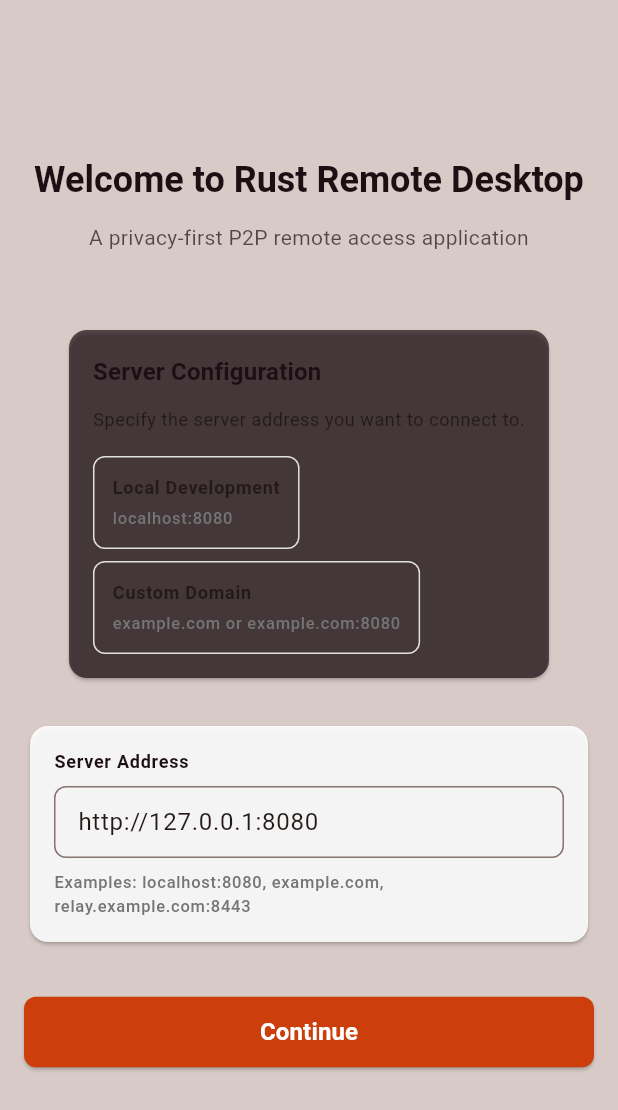
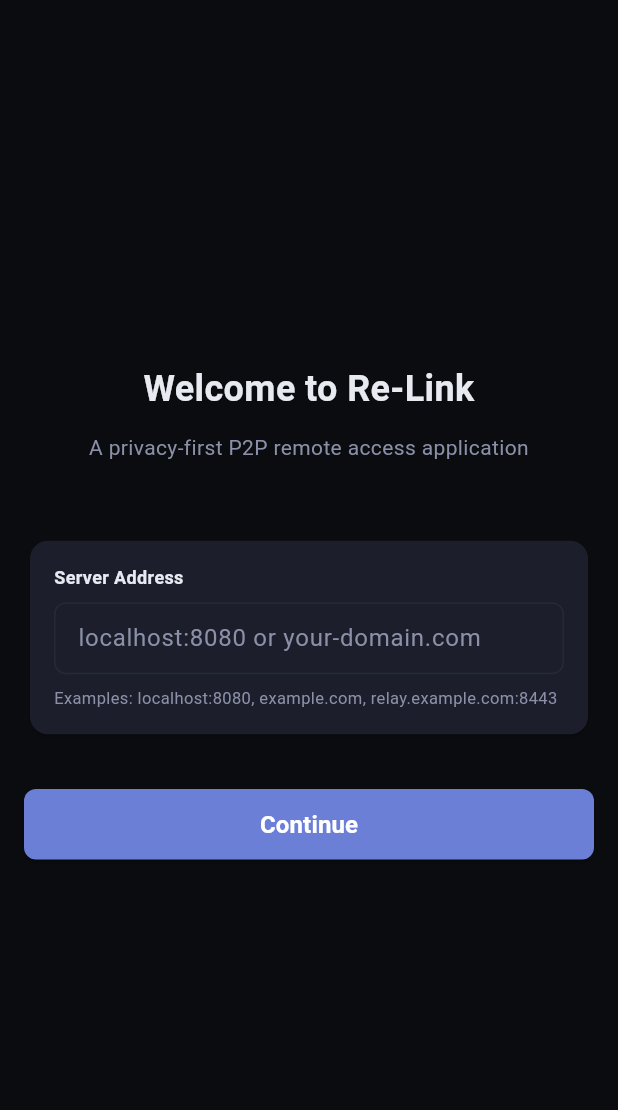
Before and after one commit to dsk1ra/re-link, a Flutter app: the screen it shows after launch, on a phone screen of 412 x 824 dp. Shown: the top 1110 px of the screen. Run offline on Flutter 3.47's test engine with Material 3 defaults, Android fonts, the phone set to English and light mode, and no system bars; our stand-ins replace share_plus, shared_preferences; missing offline and left inert: dart:ffi, desktop_drop, file_selector, flutter_rust_bridge, flutter_webrtc.

Commit message:
feat(ui): enhance welcome screen and domain configuration

```diff
--- a/client/flutter/lib/main.dart
+++ b/client/flutter/lib/main.dart
@@ -1,13 +1,22 @@
+import 'dart:io';
 import 'package:flutter/material.dart';
 import 'package:logging/logging.dart';
 import 'package:shared_preferences/shared_preferences.dart';
 import 'package:application/src/presentation/pages/welcome_screen.dart';
 import 'package:application/src/presentation/pages/connection_pairing_page.dart';
+import 'package:application/src/presentation/ui/ui_config.dart';
 import 'package:application/src/features/pairing/data/http/http_signaling_backend.dart';
 import 'package:application/src/features/settings/data/local_settings.dart';
 import 'package:application/src/rust/frb_generated.dart';
 
 Future<void> main() async {
+  // Reset preferences if RESET_APP_PREFS environment variable is set
+  final shouldResetPrefs = Platform.environment.containsKey('RESET_APP_PREFS');
+  if (shouldResetPrefs) {
+    final prefs = await SharedPreferences.getInstance();
+    await prefs.clear();
+    debugPrint('Preferences cleared. Welcome screen will show on next launch.');
+  }
   Logger.root.level = Level.INFO;
   Logger.root.onRecord.listen((record) {
     debugPrint(
@@ -49,27 +58,8 @@ class _MyAppState extends State<MyApp> {
   @override
   Widget build(BuildContext context) {
     return MaterialApp(
-      title: 'Rust Remote Desktop',
+      title: 'Re-Link',
       debugShowCheckedModeBanner: false,
-      theme: ThemeData(
-        colorScheme: ColorScheme.fromSeed(
-          seedColor: const Color(0xFFcc3f0c),
-          primary: const Color(0xFF1C0F13),
-          secondary: const Color(0xFFcc3f0c),
-          surface: const Color(0xFFd8cbc7),
-        ),
-        scaffoldBackgroundColor: const Color(0xFFd8cbc7),
-        useMaterial3: true,
-        elevatedButtonTheme: ElevatedButtonThemeData(
-          style: ElevatedButton.styleFrom(
-            backgroundColor: const Color(0xFFcc3f0c),
-            foregroundColor: const Color(0xFFffffff),
-          ),
-        ),
-        textButtonTheme: TextButtonThemeData(
-          style: TextButton.styleFrom(foregroundColor: const Color(0xFF1C0F13)),
-        ),
-      ),
       home: FutureBuilder<LocalSettings>(
         future: _settingsFuture,
         builder: (context, snapshot) {
@@ -82,9 +72,10 @@ class _MyAppState extends State<MyApp> {
           }
 
           final settings = snapshot.data!;
+          final configuredDomain = settings.getDomain();
 
-          // If welcome hasn't been shown, display it first
-          if (!settings.hasSeenWelcome()) {
+          // Show welcome until the user has both seen onboarding and set a domain.
+          if (!settings.hasSeenWelcome() || !settings.hasDomain()) {
             return WelcomeScreen(
               settings: settings,
               onDomainConfigured: (domain) {
@@ -104,7 +95,7 @@ class _MyAppState extends State<MyApp> {
           // Otherwise, go straight to pairing page
           return _PairingPageWrapper(
             settings: settings,
-            initialDomain: settings.getDomain(),
+            initialDomain: configuredDomain!,
           );
         },
       ),
@@ -173,16 +164,19 @@ class _LoadingScreen extends StatelessWidget {
   @override
   Widget build(BuildContext context) {
     return Scaffold(
-      backgroundColor: const Color(0xFFd8cbc7),
+      backgroundColor: AppColors.background,
       body: Center(
         child: Column(
           mainAxisAlignment: MainAxisAlignment.center,
           children: [
             const CircularProgressIndicator(
-              valueColor: AlwaysStoppedAnimation<Color>(Color(0xFFcc3f0c)),
+              valueColor: AlwaysStoppedAnimation<Color>(AppColors.primary),
             ),
             const SizedBox(height: 16),
-            Text('Loading...', style: Theme.of(context).textTheme.bodyMedium),
+            const Text(
+              'Loading...',
+              style: TextStyle(color: AppColors.textPrimary),
+            ),
           ],
         ),
       ),
@@ -199,23 +193,27 @@ class _ErrorScreen extends StatelessWidget {
   @override
   Widget build(BuildContext context) {
     return Scaffold(
-      backgroundColor: const Color(0xFFd8cbc7),
+      backgroundColor: AppColors.background,
       body: Center(
         child: Column(
           mainAxisAlignment: MainAxisAlignment.center,
           children: [
-            const Icon(Icons.error_outline, color: Color(0xFFcc3f0c), size: 48),
+            const Icon(Icons.error_outline, color: AppColors.error, size: 48),
             const SizedBox(height: 16),
-            Text(
+            const Text(
               'Initialization Error',
-              style: Theme.of(context).textTheme.headlineSmall,
+              style: TextStyle(
+                color: AppColors.textPrimary,
+                fontSize: 24,
+                fontWeight: FontWeight.w600,
+              ),
             ),
             const SizedBox(height: 8),
             Padding(
               padding: const EdgeInsets.symmetric(horizontal: 24),
               child: Text(
                 error,
-                style: Theme.of(context).textTheme.bodySmall,
+                style: const TextStyle(color: AppColors.textMuted),
                 textAlign: TextAlign.center,
               ),
             ),
--- a/client/flutter/lib/src/features/settings/data/local_settings.dart
+++ b/client/flutter/lib/src/features/settings/data/local_settings.dart
@@ -4,15 +4,20 @@ import 'package:shared_preferences/shared_preferences.dart';
 class LocalSettings {
   static const String _keyDomain = 'signaling_domain';
   static const String _keyWelcomeShown = 'welcome_shown';
-  static const String _defaultDomain = 'http://127.0.0.1:8080';
 
   final SharedPreferences _prefs;
 
   LocalSettings(this._prefs);
 
-  /// Get the stored signaling domain, or default to localhost
-  String getDomain() {
-    return _prefs.getString(_keyDomain) ?? _defaultDomain;
+  /// Get the stored signaling domain, or null if not configured yet
+  String? getDomain() {
+    return _prefs.getString(_keyDomain);
+  }
+
+  /// Check whether a signaling domain is configured
+  bool hasDomain() {
+    final domain = getDomain();
+    return domain != null && domain.trim().isNotEmpty;
   }
 
   /// Save the signaling domain
--- a/client/flutter/lib/src/presentation/pages/connection_pairing_page.dart
+++ b/client/flutter/lib/src/presentation/pages/connection_pairing_page.dart
@@ -22,7 +22,7 @@ class ConnectionPairingPage extends StatefulWidget {
 
   const ConnectionPairingPage({
     super.key,
-    this.signalingBaseUrl = 'http://127.0.0.1:8080',
+    required this.signalingBaseUrl,
     required this.backend,
     this.settings,
     this.onDomainChanged,
--- a/client/flutter/lib/src/presentation/pages/welcome_screen.dart
+++ b/client/flutter/lib/src/presentation/pages/welcome_screen.dart
@@ -1,5 +1,6 @@
 import 'package:flutter/material.dart';
 import 'package:application/src/features/settings/data/local_settings.dart';
+import 'package:application/src/presentation/ui/ui_config.dart';
 
 /// Welcome and domain setup screen shown on first launch
 class WelcomeScreen extends StatefulWidget {
@@ -22,8 +23,7 @@ class _WelcomeScreenState extends State<WelcomeScreen> {
   @override
   void initState() {
     super.initState();
-    final currentDomain = widget.settings.getDomain();
-    _domainController = TextEditingController(text: currentDomain);
+    _domainController = TextEditingController();
   }
 
   @override
@@ -43,7 +43,7 @@ class _WelcomeScreenState extends State<WelcomeScreen> {
       await widget.settings.setDomain(domain);
       await widget.settings.markWelcomeSeen();
       if (mounted) {
-        widget.onDomainConfigured(widget.settings.getDomain());
+        widget.onDomainConfigured(widget.settings.getDomain() ?? domain);
       }
     } catch (e) {
       _showError('Error saving domain: $e');
@@ -52,7 +52,7 @@ class _WelcomeScreenState extends State<WelcomeScreen> {
 
   void _showError(String message) {
     ScaffoldMessenger.of(context).showSnackBar(
-      SnackBar(content: Text(message), backgroundColor: Colors.red),
+      SnackBar(content: Text(message), backgroundColor: AppColors.error),
     );
   }
 
@@ -61,7 +61,7 @@ class _WelcomeScreenState extends State<WelcomeScreen> {
     final isMobile = MediaQuery.of(context).size.width < 600;
 
     return Scaffold(
-      backgroundColor: const Color(0xFFd8cbc7),
+      backgroundColor: AppColors.background,
       body: SafeArea(
         child: Center(
           child: SingleChildScrollView(
@@ -75,9 +75,10 @@ class _WelcomeScreenState extends State<WelcomeScreen> {
                   // Welcome header
                   const SizedBox(height: 24),
                   Text(
-                    'Welcome to Rust Remote Desktop',
-                    style: Theme.of(context).textTheme.headlineSmall?.copyWith(
-                      color: const Color(0xFF1C0F13),
+                    'Welcome to Re-Link',
+                    style: const TextStyle(
+                      color: AppColors.textPrimary,
+                      fontSize: 24,
                       fontWeight: FontWeight.bold,
                     ),
                     textAlign: TextAlign.center,
@@ -85,57 +86,17 @@ class _WelcomeScreenState extends State<WelcomeScreen> {
                   const SizedBox(height: 12),
                   Text(
                     'A privacy-first P2P remote access application',
-                    style: Theme.of(context).textTheme.bodyMedium?.copyWith(
-                      color: const Color(0xFF1C0F13).withValues(alpha: 0.7),
+                    style: const TextStyle(
+                      color: AppColors.textMuted,
+                      fontSize: 14,
                     ),
                     textAlign: TextAlign.center,
                   ),
                   const SizedBox(height: 48),
 
-                  // Setup instructions
-                  Card(
-                    color: const Color(0xFF1C0F13).withValues(alpha: 0.7),
-                    child: Padding(
-                      padding: const EdgeInsets.all(16),
-                      child: Column(
-                        crossAxisAlignment: CrossAxisAlignment.start,
-                        children: [
-                          Text(
-                            'Server Configuration',
-                            style: Theme.of(context).textTheme.titleMedium
-                                ?.copyWith(
-                                  fontWeight: FontWeight.bold,
-                                  color: const Color(0xFF1C0F13),
-                                ),
-                          ),
-                          const SizedBox(height: 12),
-                          Text(
-                            'Specify the server address you want to connect to.',
-                            style: Theme.of(context).textTheme.bodySmall,
-                          ),
-                          const SizedBox(height: 16),
-
-                          // Quick options
-                          _buildQuickOption(
-                            'Local Development',
-                            'localhost:8080',
-                            onTap: _setToLocalhost,
-                          ),
-                          const SizedBox(height: 8),
-                          _buildQuickOption(
-                            'Custom Domain',
-                            'example.com or example.com:8080',
-                            onTap: () => _domainController.clear(),
-                          ),
-                        ],
-                      ),
-                    ),
-                  ),
-                  const SizedBox(height: 24),
-
                   // Domain input
                   Card(
-                    color: Colors.white.withValues(alpha: 0.9),
+                    color: AppColors.surfaceVariant,
                     child: Padding(
                       padding: const EdgeInsets.all(16),
                       child: Column(
@@ -143,20 +104,40 @@ class _WelcomeScreenState extends State<WelcomeScreen> {
                         children: [
                           Text(
                             'Server Address',
-                            style: Theme.of(context).textTheme.labelMedium
-                                ?.copyWith(
-                                  fontWeight: FontWeight.bold,
-                                  color: const Color(0xFF1C0F13),
-                                ),
+                            style: const TextStyle(
+                              fontWeight: FontWeight.bold,
+                              color: AppColors.textPrimary,
+                              fontSize: 12,
+                            ),
                           ),
                           const SizedBox(height: 8),
                           TextField(
                             controller: _domainController,
+                            cursorColor: AppColors.primary,
+                            style: const TextStyle(color: AppColors.textMuted),
                             decoration: InputDecoration(
                               hintText: 'localhost:8080 or your-domain.com',
-                              hintStyle: TextStyle(color: Colors.grey[400]),
+                              hintStyle: const TextStyle(
+                                color: AppColors.textMuted,
+                              ),
                               border: OutlineInputBorder(
                                 borderRadius: BorderRadius.circular(8),
+                                borderSide: const BorderSide(
+                                  color: AppColors.outline,
+                                ),
+                              ),
+                              enabledBorder: OutlineInputBorder(
+                                borderRadius: BorderRadius.circular(8),
+                                borderSide: const BorderSide(
+                                  color: AppColors.outline,
+                                ),
+                              ),
+                              focusedBorder: OutlineInputBorder(
+                                borderRadius: BorderRadius.circular(8),
+                                borderSide: const BorderSide(
+                                  color: AppColors.primary,
+                                  width: 1.5,
+                                ),
                               ),
                               contentPadding: const EdgeInsets.symmetric(
                                 horizontal: 12,
@@ -168,8 +149,10 @@ class _WelcomeScreenState extends State<WelcomeScreen> {
                           const SizedBox(height: 8),
                           Text(
                             'Examples: localhost:8080, example.com, relay.example.com:8443',
-                            style: Theme.of(context).textTheme.labelSmall
-                                ?.copyWith(color: Colors.grey[600]),
+                            style: const TextStyle(
+                              color: AppColors.textMuted,
+                              fontSize: 11,
+                            ),
                           ),
                         ],
                       ),
@@ -183,8 +166,8 @@ class _WelcomeScreenState extends State<WelcomeScreen> {
                     child: ElevatedButton(
                       onPressed: _saveDomain,
                       style: ElevatedButton.styleFrom(
-                        backgroundColor: const Color(0xFFcc3f0c),
-                        foregroundColor: Colors.white,
+                        backgroundColor: AppColors.primary,
+                        foregroundColor: AppColors.onPrimary,
                         padding: const EdgeInsets.symmetric(vertical: 12),
                         shape: RoundedRectangleBorder(
                           borderRadius: BorderRadius.circular(8),
@@ -208,44 +191,4 @@ class _WelcomeScreenState extends State<WelcomeScreen> {
       ),
     );
   }
-
-  Widget _buildQuickOption(
-    String title,
-    String subtitle, {
-    required VoidCallback onTap,
-  }) {
-    return GestureDetector(
-      onTap: onTap,
-      child: Container(
-        padding: const EdgeInsets.all(12),
-        decoration: BoxDecoration(
-          border: Border.all(color: Colors.grey[300]!),
-          borderRadius: BorderRadius.circular(8),
-        ),
-        child: Column(
-          crossAxisAlignment: CrossAxisAlignment.start,
-          children: [
-            Text(
-              title,
-              style: Theme.of(
-                context,
-              ).textTheme.labelMedium?.copyWith(fontWeight: FontWeight.bold),
-            ),
-            const SizedBox(height: 4),
-            Text(
-              subtitle,
-              style: Theme.of(
-                context,
-              ).textTheme.labelSmall?.copyWith(color: Colors.grey[600]),
-            ),
-          ],
-        ),
-      ),
-    );
-  }
-
-  void _setToLocalhost() {
-    _domainController.text = 'localhost:8080';
-    setState(() {});
-  }
 }
```
Also changed, not shown: client/flutter/lib/src/presentation/widgets/domain_config_dialog.dart (+33 -10 lines).
